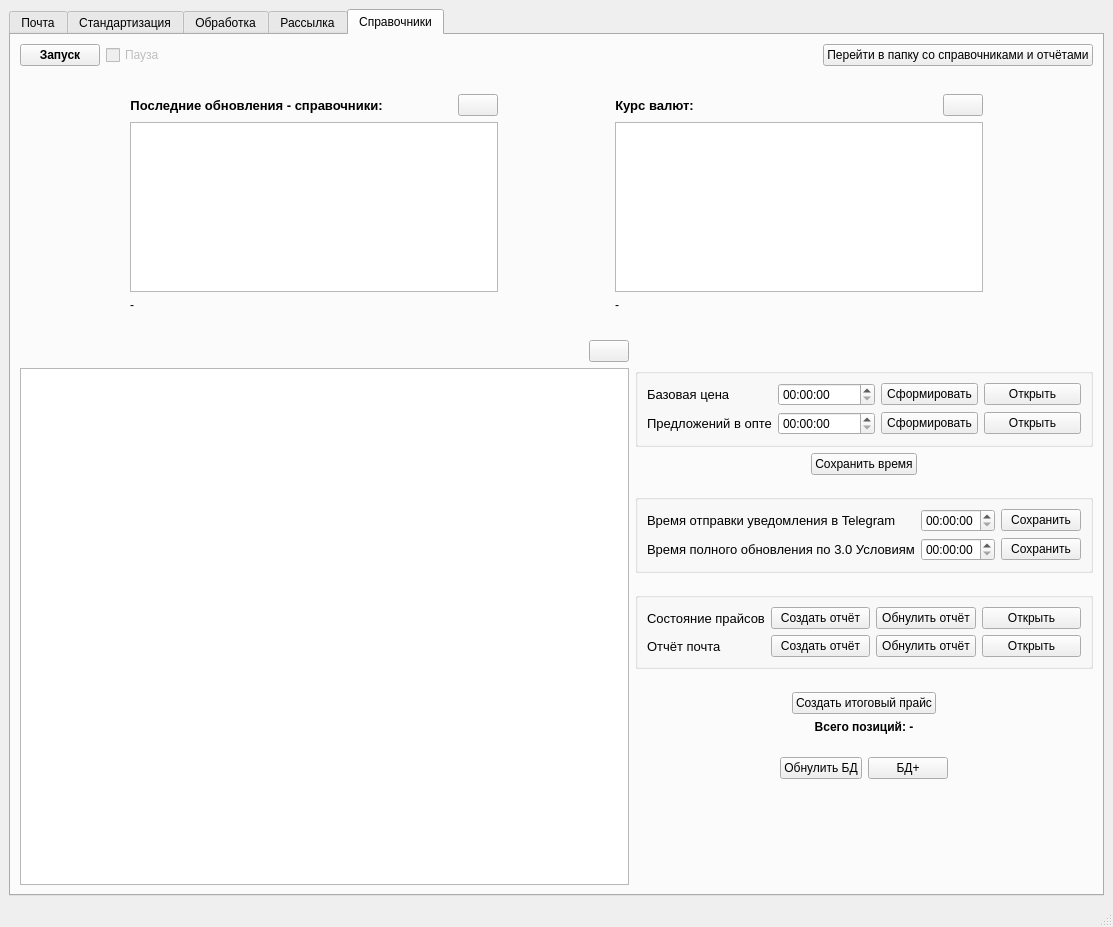
Above: price_processing_2.ui from tmptr1/price_processing before the change. Below: the same form after it.
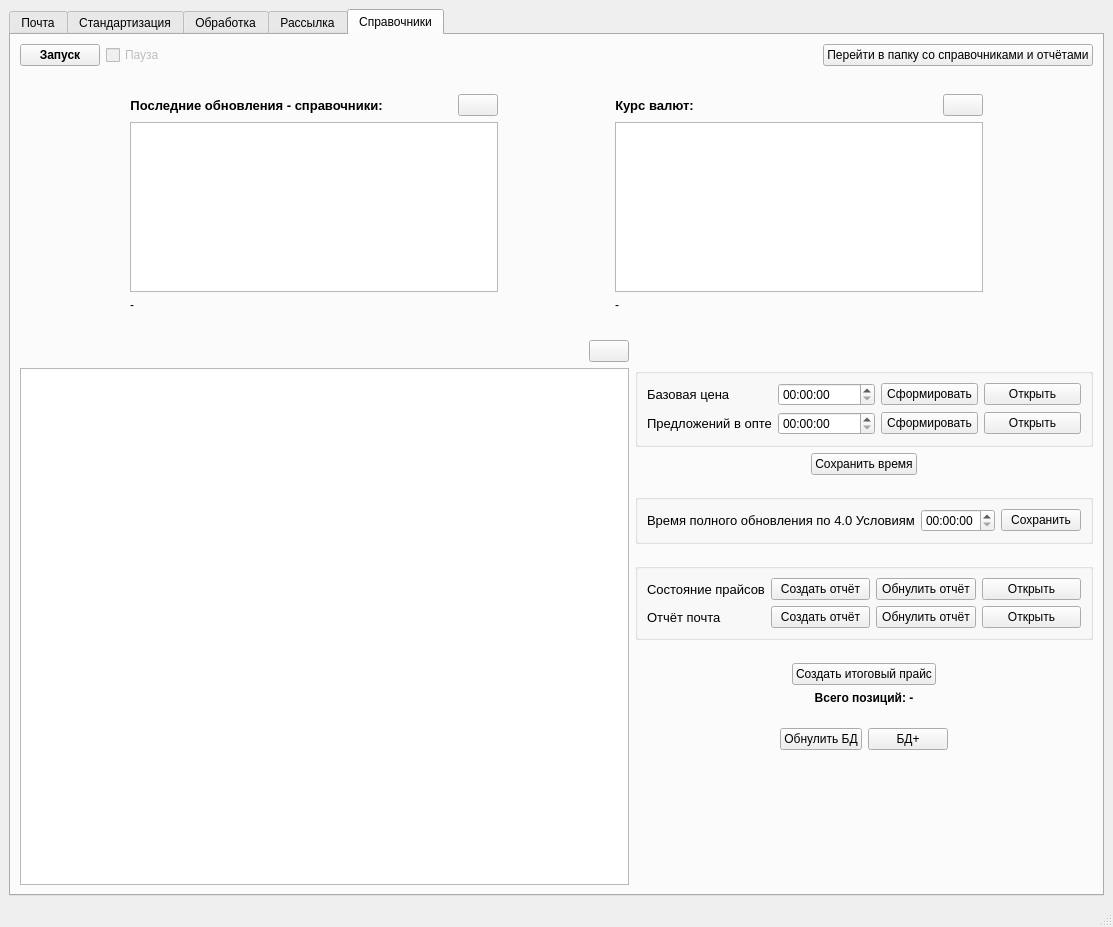
That is the form after the change. Icons and pictures are not drawn.

Commit message: alt_article, suppliers email notification, tg report twice a day, + test curency

What changed in the file:
```diff
--- a/price_processing_2.ui
+++ b/price_processing_2.ui
@@ -1901,50 +1901,28 @@
                  <string/>
                 </property>
                 <layout class="QGridLayout" name="gridLayout_9">
-                 <item row="0" column="0">
-                  <widget class="QLabel" name="TgNotificationLabel_2">
-                   <property name="font">
-                    <font>
-                     <pointsize>10</pointsize>
-                    </font>
-                   </property>
-                   <property name="text">
-                    <string>Время отправки уведомления в Telegram</string>
-                   </property>
-                  </widget>
-                 </item>
                  <item row="0" column="1">
-                  <widget class="QTimeEdit" name="Tg_timeEdit_2"/>
-                 </item>
-                 <item row="0" column="2">
-                  <widget class="QPushButton" name="TgNTimeSaveButton_2">
-                   <property name="text">
-                    <string>Сохранить</string>
-                   </property>
-                  </widget>
-                 </item>
-                 <item row="1" column="0">
-                  <widget class="QLabel" name="Update3_0_ConditionLabel_2">
-                   <property name="font">
-                    <font>
-                     <pointsize>10</pointsize>
-                    </font>
-                   </property>
-                   <property name="text">
-                    <string>Время полного обновления по 3.0 Условиям</string>
-                   </property>
-                  </widget>
-                 </item>
-                 <item row="1" column="1">
                   <widget class="QTimeEdit" name="Update3_0_Condition_timeEdit_2"/>
                  </item>
-                 <item row="1" column="2">
+                 <item row="0" column="2">
                   <widget class="QPushButton" name="Update3_0_ConditionSaveButton_2">
                    <property name="text">
                     <string>Сохранить</string>
                    </property>
                   </widget>
                  </item>
+                 <item row="0" column="0">
+                  <widget class="QLabel" name="Update3_0_ConditionLabel_2">
+                   <property name="font">
+                    <font>
+                     <pointsize>10</pointsize>
+                    </font>
+                   </property>
+                   <property name="text">
+                    <string>Время полного обновления по 4.0 Условиям</string>
+                   </property>
+                  </widget>
+                 </item>
                 </layout>
                </widget>
               </item>
```
The commit also changes 6 other files.
